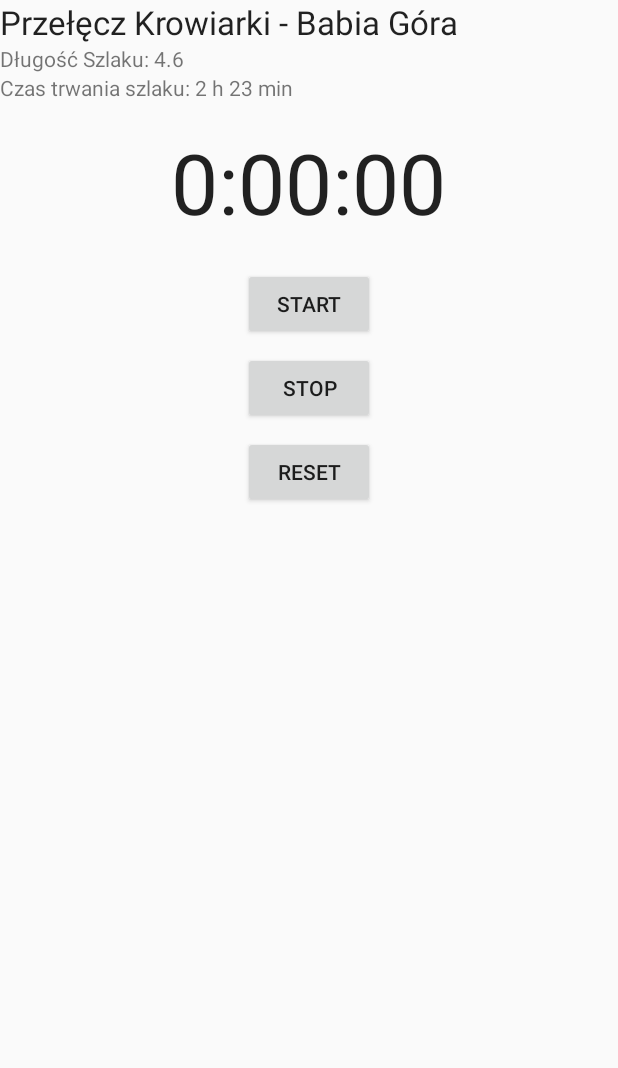
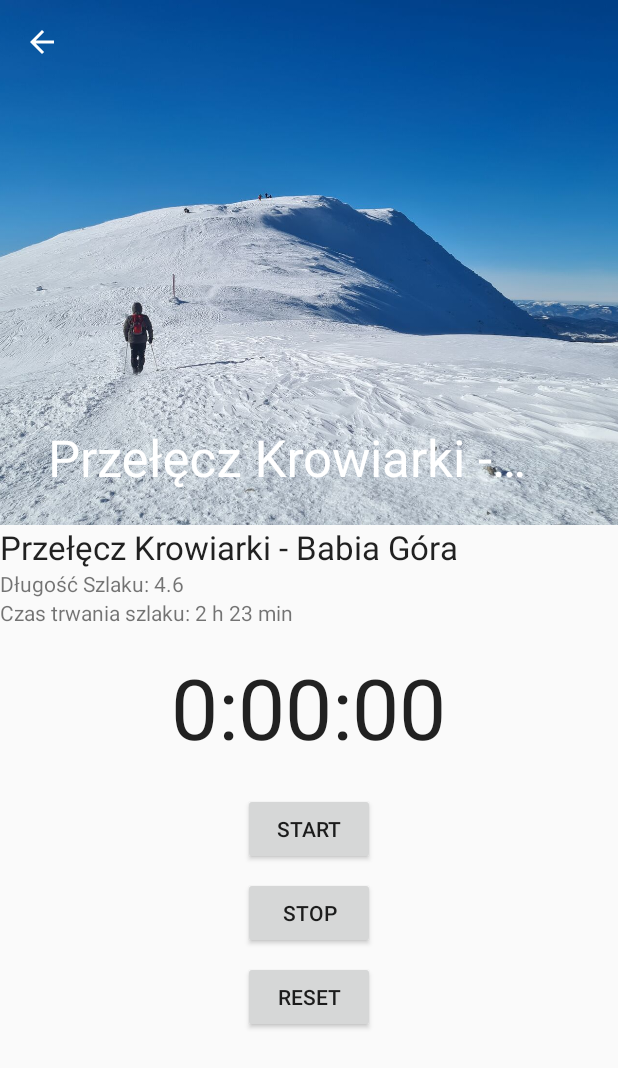
Before and after one commit to august3sas/put_trail_application, an Android app: the TrailDetailFragment screen opened directly, with no data from a screen before it, on a phone screen of 412 x 824 dp. Shown: the top 1068 px of the screen. Run offline under Robolectric (Android 15) with nearby library versions, the phone set to English and light mode, and no system bars.

Commit message:
almost done tablet version

```diff
--- a/SzlakiTurystyczne/app/src/main/java/mob/lab/inf151871inf151835/DetailActivity.kt
+++ b/SzlakiTurystyczne/app/src/main/java/mob/lab/inf151871inf151835/DetailActivity.kt
@@ -15,9 +15,5 @@ class DetailActivity : AppCompatActivity() {
         val frag = supportFragmentManager.findFragmentById(R.id.detail_frag) as TrailDetailFragment
         val trailId = intent.getIntExtra(EXTRA_TRAIL_ID, 0)
         frag.setTrail(trailId.toLong())
-
-
     }
-
-
 }
--- a/SzlakiTurystyczne/app/src/main/java/mob/lab/inf151871inf151835/MainActivity.kt
+++ b/SzlakiTurystyczne/app/src/main/java/mob/lab/inf151871inf151835/MainActivity.kt
@@ -44,15 +44,21 @@ class MainActivity : AppCompatActivity(), NavigationView.OnNavigationItemSelecte
 
         setSupportActionBar(toolbar)
 
-        val pagerAdapter: SectionsPagerAdapter = SectionsPagerAdapter(supportFragmentManager)
+        val pagerAdapter: SectionsPagerAdapter = SectionsPagerAdapter(supportFragmentManager,this)
         val pager: ViewPager = findViewById(R.id.pager)
         pager.setAdapter(pagerAdapter)
 
         val tabLayout: TabLayout = findViewById(R.id.tabs)
         tabLayout.setupWithViewPager(pager)
 
-        if(isTablet()){
-
+        val fragmentContainer: View? = findViewById(R.id.right)
+        if(fragmentContainer != null){
+            val fragment = TrailDetailFragment()
+            val ft = supportFragmentManager.beginTransaction()
+            fragment.setTrail(0)
+            ft.replace(R.id.right, fragment)
+            ft.addToBackStack(null)
+            ft.commit()
         }
 
     }
@@ -69,7 +75,8 @@ class MainActivity : AppCompatActivity(), NavigationView.OnNavigationItemSelecte
     }
 
     override fun onTrailItemClick(trailId: Int) {
-        val fragmentContainer = supportFragmentManager.findFragmentById(R.id.right)
+        //val fragmentContainer = supportFragmentManager.findFragmentById(R.id.right)
+        val fragmentContainer: View = findViewById(R.id.right)
         println("-----------------------------------trailId: "+trailId)
         if (fragmentContainer != null) {
             val fragment = TrailDetailFragment()
@@ -80,6 +87,7 @@ class MainActivity : AppCompatActivity(), NavigationView.OnNavigationItemSelecte
             ft.commit()
             println("commited click")
         } else {
+            println("no fragment container")
             intent = Intent(this, DetailActivity::class.java)
             intent.putExtra(DetailActivity.EXTRA_TRAIL_ID, trailId.toInt())
             startActivity(intent)
--- a/SzlakiTurystyczne/app/src/main/java/mob/lab/inf151871inf151835/SectionsPagerAdapter.kt
+++ b/SzlakiTurystyczne/app/src/main/java/mob/lab/inf151871inf151835/SectionsPagerAdapter.kt
@@ -5,20 +5,15 @@ import androidx.fragment.app.Fragment
 import androidx.fragment.app.FragmentManager
 import androidx.fragment.app.FragmentPagerAdapter
 import androidx.viewpager.widget.ViewPager
-class SectionsPagerAdapter(fm: FragmentManager) : FragmentPagerAdapter(fm) {
+class SectionsPagerAdapter(fm: FragmentManager, private val trailItemClickListener: Tab1Fragment.TrailItemClickListener) : FragmentPagerAdapter(fm) {
     override fun getCount(): Int {
         return 3
     }
-
     override fun getItem(position: Int): Fragment {
-        return when (position) {
-            0 -> Tab1Fragment(0)
-            1 -> Tab1Fragment(1)
-            2 -> Tab1Fragment(2)
-            else -> throw IllegalArgumentException("Invalid position: $position")
-        }
+        val fragment = Tab1Fragment(position)
+        fragment.setTrailItemClickListener(trailItemClickListener)// Set the listener for each Tab1Fragment
+        return fragment
     }
-
     override fun getPageTitle(position: Int): CharSequence? {
         return when (position) {
             0 -> "Wszystkie"
--- a/SzlakiTurystyczne/app/src/main/java/mob/lab/inf151871inf151835/StoperFragment.kt
+++ b/SzlakiTurystyczne/app/src/main/java/mob/lab/inf151871inf151835/StoperFragment.kt
@@ -123,5 +123,4 @@ class StoperFragment : Fragment(), View.OnClickListener{
             }
         })
     }
-
 }
--- a/SzlakiTurystyczne/app/src/main/java/mob/lab/inf151871inf151835/Tab1Fragment.kt
+++ b/SzlakiTurystyczne/app/src/main/java/mob/lab/inf151871inf151835/Tab1Fragment.kt
@@ -17,6 +17,9 @@ class Tab1Fragment(private val type: Int) : Fragment() {
         fun onTrailItemClick(trailId: Int)
     }
     private var trailItemClickListener: TrailItemClickListener? = null
+    fun setTrailItemClickListener(listener: Tab1Fragment.TrailItemClickListener) {
+        this.trailItemClickListener = listener
+    }
     override fun onCreateView(inflater: LayoutInflater, container: ViewGroup?, savedInstanceState: Bundle?): View? {
         val trailRecycler: RecyclerView = inflater.inflate(R.layout.fragment_tab1,container,false) as RecyclerView
 
--- a/SzlakiTurystyczne/app/src/main/java/mob/lab/inf151871inf151835/Trail.kt
+++ b/SzlakiTurystyczne/app/src/main/java/mob/lab/inf151871inf151835/Trail.kt
@@ -54,8 +54,4 @@ class Trail(
     override fun toString(): String{
         return this.name
     }
-
-
-
-
 }
--- a/SzlakiTurystyczne/app/src/main/java/mob/lab/inf151871inf151835/TrailDetailFragment.kt
+++ b/SzlakiTurystyczne/app/src/main/java/mob/lab/inf151871inf151835/TrailDetailFragment.kt
@@ -6,19 +6,56 @@ import androidx.fragment.app.Fragment
 import android.view.LayoutInflater
 import android.view.View
 import android.view.ViewGroup
+import android.widget.ImageView
 import android.widget.TextView
+import androidx.appcompat.widget.Toolbar
+import androidx.appcompat.app.AppCompatActivity
+import androidx.core.content.ContextCompat
 import androidx.fragment.app.ListFragment
+import com.google.android.material.appbar.CollapsingToolbarLayout
 
-class TrailDetailFragment : ListFragment() {
+class TrailDetailFragment : Fragment() {
     private var trailId: Long = 0
 
     override fun onCreateView(inflater: LayoutInflater, container: ViewGroup?, savedInstanceState: Bundle?): View?{
-        val stoperFragment = StoperFragment().apply{
-            arguments = Bundle().apply{
-                putInt("trailId", trailId.toInt())
+        val view = inflater.inflate(R.layout.fragment_trail_detail, container, false)
+
+        val toolbar: Toolbar = view.findViewById(R.id.toolbar)
+        (activity as AppCompatActivity).setSupportActionBar(toolbar)
+        val actionBar = (activity as AppCompatActivity).supportActionBar
+        actionBar?.setDisplayHomeAsUpEnabled(true)
+
+        val trailId = arguments?.getInt("trailId", 0) ?: 0
+
+        val trailName = Trail.trails[trailId].getName()
+        toolbar.title = trailName
+
+        val trailNameView: TextView = view.findViewById(R.id.trail_text)
+        trailNameView.text = trailName
+
+        val collapsingToolbarLayout: CollapsingToolbarLayout = view.findViewById(R.id.collapsing_toolbar)
+        collapsingToolbarLayout.title = trailName
+
+        val trailImage: Int = Trail.trails[trailId].getImageResourceId()
+
+        val imageView: ImageView = view.findViewById(R.id.trail_image)
+        imageView.setImageDrawable(ContextCompat.getDrawable(requireContext(), trailImage))
+        imageView.contentDescription = trailName
+
+        val trailLength = Trail.trails[trailId].getLength()
+        val trailLengthView: TextView = view.findViewById(R.id.textLength)
+        trailLengthView.text = "Długość Szlaku: $trailLength"
+
+        val trailTime = TrailHelpers.timeToString(Trail.trails[trailId].getTime())
+        val trailTimeView: TextView = view.findViewById(R.id.textTime)
+        trailTimeView.text = "Czas trwania szlaku: $trailTime"
+
+        val stoperFragment = StoperFragment().apply {
+            arguments = Bundle().apply {
+                putInt("trailId", trailId)
             }
         }
-        return inflater.inflate(R.layout.fragment_trail_detail, container, false)
+        return view
     }
 
     override fun onStart(){
@@ -34,9 +71,21 @@ class TrailDetailFragment : ListFragment() {
         if(view != null){
             val trail = Trail.trails[trailId.toInt()]
 
-            val name = view.findViewById(R.id.textName) as TextView
+            val name = view.findViewById(R.id.trail_text) as TextView
             name.text = trail.getName()
-            println(name.text)
+            //println(name.text)
+
+            val trailImage: Int = Trail.trails[trailId.toInt()].getImageResourceId()
+
+            val imageView: ImageView = view.findViewById(R.id.trail_image)
+            imageView.setImageDrawable(ContextCompat.getDrawable(requireContext(), trailImage))
+            imageView.contentDescription = trail.getName()
+
+            val toolbar: Toolbar = view.findViewById(R.id.toolbar)
+            toolbar.title = trail.getName()
+
+            val collapsingToolbarLayout: CollapsingToolbarLayout = view.findViewById(R.id.collapsing_toolbar)
+            collapsingToolbarLayout.title = trail.getName()
 
             val length = view.findViewById(R.id.textLength) as TextView
             length.text = "Długość Szlaku: "+trail.getLength().toString()
@@ -47,5 +96,4 @@ class TrailDetailFragment : ListFragment() {
             println(time.text)
         }
     }
-
 }
--- a/SzlakiTurystyczne/app/src/main/java/mob/lab/inf151871inf151835/TrailHelpers.kt
+++ b/SzlakiTurystyczne/app/src/main/java/mob/lab/inf151871inf151835/TrailHelpers.kt
@@ -8,5 +8,4 @@ class TrailHelpers {
             return "$hours h $minutes min"
         }
     }
-
 }
--- a/SzlakiTurystyczne/app/src/main/java/mob/lab/inf151871inf151835/TrailListFragment.kt
+++ b/SzlakiTurystyczne/app/src/main/java/mob/lab/inf151871inf151835/TrailListFragment.kt
@@ -45,4 +45,5 @@ class TrailListFragment : ListFragment() {
             listener!!.itemClicked(id)
         }
     }
+
 }
--- a/SzlakiTurystyczne/app/src/main/res/layout-large/activity_main.xml
+++ b/SzlakiTurystyczne/app/src/main/res/layout-large/activity_main.xml
@@ -5,6 +5,11 @@
     android:id="@+id/drawer_layout"
     android:layout_width="match_parent"
     android:layout_height="match_parent">
+    <LinearLayout
+        android:layout_width="match_parent"
+        android:layout_height="match_parent"
+        android:orientation="horizontal">
+
         <FrameLayout
             android:id="@+id/left"
             android:layout_width="match_parent"
@@ -85,6 +90,7 @@
             android:layout_height="match_parent"
             android:layout_weight="1">
         </FrameLayout>
+    </LinearLayout>
 
     <LinearLayout
         android:layout_width="match_parent"
--- a/SzlakiTurystyczne/app/src/main/res/layout/fragment_trail_detail.xml
+++ b/SzlakiTurystyczne/app/src/main/res/layout/fragment_trail_detail.xml
@@ -1,15 +1,58 @@
-<?xml version="1.0" encoding="utf-8"?>
-<LinearLayout xmlns:android="http://schemas.android.com/apk/res/android"
+<androidx.coordinatorlayout.widget.CoordinatorLayout xmlns:android="http://schemas.android.com/apk/res/android"
+    xmlns:app="http://schemas.android.com/apk/res-auto"
     xmlns:tools="http://schemas.android.com/tools"
+    android:layout_width="match_parent"
     android:layout_height="match_parent"
+    tools:context=".TrailDetailActivity">
+    <com.google.android.material.appbar.AppBarLayout
         android:layout_width="match_parent"
+        android:layout_height="350dp"
+        android:theme="@style/ThemeOverlay.AppCompat.Dark.ActionBar">
+
+        <com.google.android.material.appbar.CollapsingToolbarLayout
+            android:id="@+id/collapsing_toolbar"
+            app:layout_scrollFlags="scroll|exitUntilCollapsed"
+            android:layout_width="match_parent"
+            android:layout_height="match_parent"
+            app:contentScrim="?attr/colorPrimary"
+            >
+
+            <ImageView
+                android:id="@+id/trail_image"
+                android:scaleType="centerCrop"
+                android:layout_width="match_parent"
+                android:layout_height="350dp"
+                android:fitsSystemWindows="true"
+                app:layout_collapseMode="parallax"
+                app:layout_collapseParallaxMultiplier="0.7"/>
+
+            <androidx.appcompat.widget.Toolbar
+                android:id="@+id/toolbar"
+                android:layout_width="match_parent"
+                android:layout_height="?attr/actionBarSize"
+                app:layout_collapseMode="pin"
+                app:layout_scrollFlags="scroll|enterAlways"
+                app:popupTheme="@style/ThemeOverlay.AppCompat.Light" />
+
+        </com.google.android.material.appbar.CollapsingToolbarLayout>
+
+    </com.google.android.material.appbar.AppBarLayout>
+
+    <androidx.core.widget.NestedScrollView
+        android:layout_width="match_parent"
+        android:layout_height="match_parent"
+        android:fillViewport="true"
+        app:layout_behavior="@string/appbar_scrolling_view_behavior">
+
+        <LinearLayout
+            android:layout_width="match_parent"
+            android:layout_height="wrap_content"
             android:orientation="vertical">
 
             <TextView
-        android:id="@+id/textName"
+                android:id="@+id/trail_text"
                 android:layout_width="wrap_content"
                 android:layout_height="wrap_content"
-        android:text="@string/trail_name"
                 android:textAppearance="?android:attr/textAppearanceLarge" />
 
             <TextView
@@ -23,7 +66,6 @@
                 android:layout_width="wrap_content"
                 android:layout_height="wrap_content"
                 android:text="@string/trail_time" />
-
             <fragment
                 xmlns:android="http://schemas.android.com/apk/res/android"
                 android:id="@+id/stoper_fragment"
@@ -31,11 +73,6 @@
                 android:layout_width="match_parent"
                 android:layout_height="match_parent"
                 tools:layout="@layout/fragment_stoper" />
-
-    <ListView
-        android:id="@android:id/list"
-        android:layout_width="match_parent"
-        android:layout_height="558dp"
-        android:layout_weight="1"
-        android:visibility="gone"></ListView>
         </LinearLayout>
+    </androidx.core.widget.NestedScrollView>
+</androidx.coordinatorlayout.widget.CoordinatorLayout>
```
Lines whose indentation alone changed are shown as unchanged.
